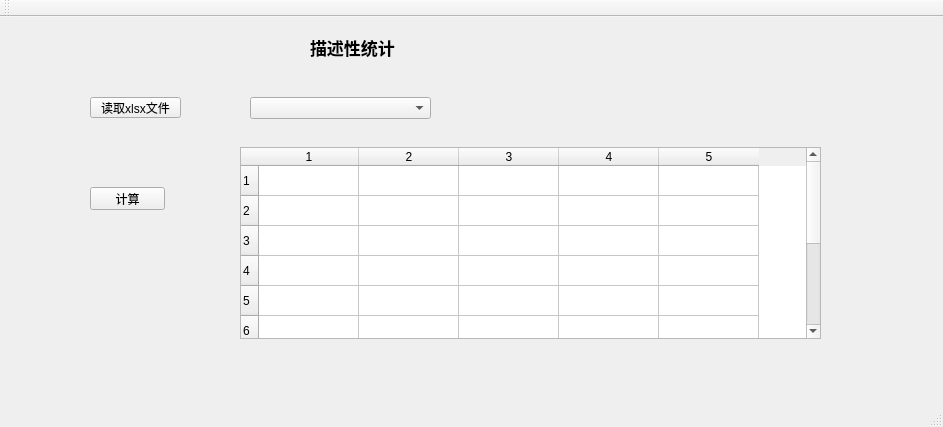
First picture: the form in mainwindow.ui, repository ZhangYang1987/MyFirst, before the edit.
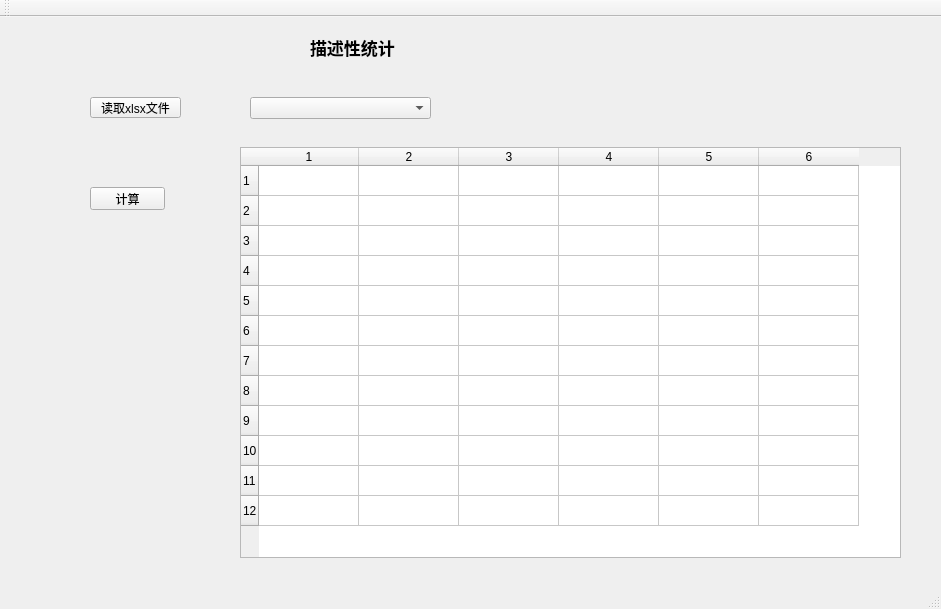
Second picture: the form after the edit.

What changed in the file:
```diff
--- a/mainwindow.ui
+++ b/mainwindow.ui
@@ -6,8 +6,8 @@
    <rect>
     <x>0</x>
     <y>0</y>
-    <width>943</width>
-    <height>427</height>
+    <width>941</width>
+    <height>609</height>
    </rect>
   </property>
   <property name="windowTitle">
@@ -79,15 +79,15 @@
      <rect>
       <x>240</x>
       <y>130</y>
-      <width>581</width>
-      <height>192</height>
+      <width>661</width>
+      <height>411</height>
      </rect>
     </property>
     <property name="rowCount">
-     <number>10</number>
+     <number>12</number>
     </property>
     <property name="columnCount">
-     <number>5</number>
+     <number>6</number>
     </property>
     <row/>
     <row/>
@@ -99,6 +99,9 @@
     <row/>
     <row/>
     <row/>
+    <row/>
+    <row/>
+    <column/>
     <column/>
     <column/>
     <column/>
```
Left out of the diff: 2 changed lines with no effect on the pictures.
